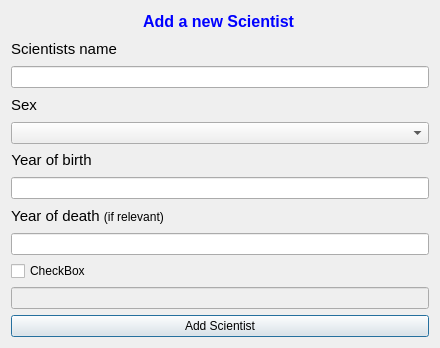
Old version of the form Group36W3/ui/addscientistdialog.ui in the repository skulia15/Group36.
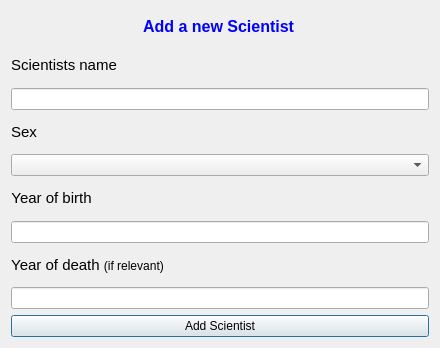
New version of the form.

Patch:
```diff
--- a/Group36W3/ui/addscientistdialog.ui
+++ b/Group36W3/ui/addscientistdialog.ui
@@ -115,20 +115,6 @@
    <item>
     <widget class="QLineEdit" name="input_year_of_death"/>
    </item>
-   <item>
-    <widget class="QCheckBox" name="checkBox_cpuRelations">
-     <property name="text">
-      <string>CheckBox</string>
-     </property>
-    </widget>
-   </item>
-   <item>
-    <widget class="QLineEdit" name="label_cpuRelationName">
-     <property name="enabled">
-      <bool>false</bool>
-     </property>
-    </widget>
-   </item>
    <item>
     <widget class="QPushButton" name="button_add_Scientist_box">
      <property name="cursor">
```
